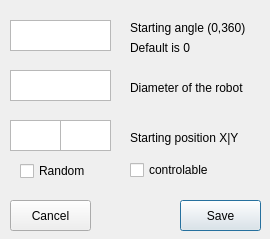
Above: ICP_PROJECT_2024/robot_settings.ui from ToxicToxon/ICP-PROJECT-2024 before the change. Below: the same form after it.
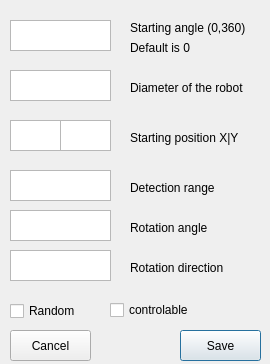
That is the form after the change.

The edit to the form file:
```diff
--- a/ICP_PROJECT_2024/robot_settings.ui
+++ b/ICP_PROJECT_2024/robot_settings.ui
@@ -7,7 +7,7 @@
     <x>0</x>
     <y>0</y>
     <width>270</width>
-    <height>239</height>
+    <height>364</height>
    </rect>
   </property>
   <property name="windowTitle">
@@ -149,7 +149,7 @@
    <property name="geometry">
     <rect>
      <x>180</x>
-     <y>200</y>
+     <y>330</y>
      <width>81</width>
      <height>31</height>
     </rect>
@@ -164,8 +164,8 @@
   <widget class="QCheckBox" name="checkBox_random">
    <property name="geometry">
     <rect>
-     <x>20</x>
-     <y>160</y>
+     <x>10</x>
+     <y>300</y>
      <width>78</width>
      <height>22</height>
     </rect>
@@ -178,7 +178,7 @@
    <property name="geometry">
     <rect>
      <x>10</x>
-     <y>200</y>
+     <y>330</y>
      <width>81</width>
      <height>31</height>
     </rect>
@@ -190,8 +190,8 @@
   <widget class="QCheckBox" name="checkBox">
    <property name="geometry">
     <rect>
-     <x>130</x>
-     <y>160</y>
+     <x>110</x>
+     <y>300</y>
      <width>101</width>
      <height>20</height>
     </rect>
@@ -200,6 +200,75 @@
     <string>controlable</string>
    </property>
   </widget>
+  <widget class="QTextEdit" name="text_fov">
+   <property name="geometry">
+    <rect>
+     <x>10</x>
+     <y>170</y>
+     <width>101</width>
+     <height>31</height>
+    </rect>
+   </property>
+  </widget>
+  <widget class="QTextEdit" name="text_r_angle">
+   <property name="geometry">
+    <rect>
+     <x>10</x>
+     <y>210</y>
+     <width>101</width>
+     <height>31</height>
+    </rect>
+   </property>
+  </widget>
+  <widget class="QTextEdit" name="text_r_direction">
+   <property name="geometry">
+    <rect>
+     <x>10</x>
+     <y>250</y>
+     <width>101</width>
+     <height>31</height>
+    </rect>
+   </property>
+  </widget>
+  <widget class="QLabel" name="label">
+   <property name="geometry">
+    <rect>
+     <x>130</x>
+     <y>180</y>
+     <width>121</width>
+     <height>16</height>
+    </rect>
+   </property>
+   <property name="text">
+    <string>Detection range</string>
+   </property>
+  </widget>
+  <widget class="QLabel" name="label_6">
+   <property name="geometry">
+    <rect>
+     <x>130</x>
+     <y>220</y>
+     <width>121</width>
+     <height>16</height>
+    </rect>
+   </property>
+   <property name="text">
+    <string>Rotation angle</string>
+   </property>
+  </widget>
+  <widget class="QLabel" name="label_7">
+   <property name="geometry">
+    <rect>
+     <x>130</x>
+     <y>260</y>
+     <width>121</width>
+     <height>16</height>
+    </rect>
+   </property>
+   <property name="text">
+    <string>Rotation direction</string>
+   </property>
+  </widget>
  </widget>
  <resources/>
  <connections>
```
Left out of the diff: 8 changed lines with no effect on the pictures.
